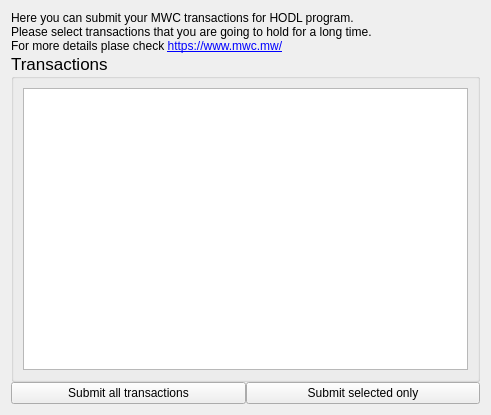
This is windows/hodl.ui in mwcproject/mwc-qt-wallet as Qt 5 draws it before an edit. The edited form follows.
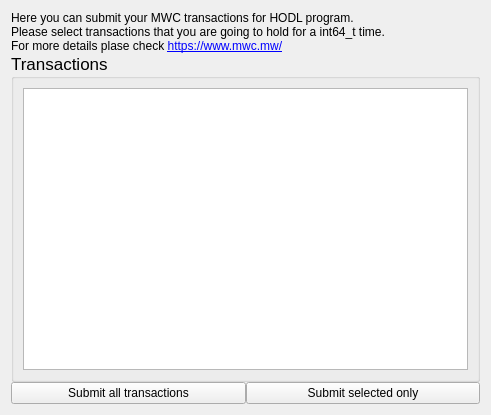
This is the edited form.

Commit message: long -> int64_t

What changed in the file:
```diff
--- a/windows/hodl.ui
+++ b/windows/hodl.ui
@@ -20,7 +20,7 @@
    <item>
     <widget class="QLabel" name="label">
      <property name="text">
-      <string>&lt;html&gt;&lt;head/&gt;&lt;body&gt;&lt;p&gt;Here you can submit your MWC transactions for HODL program.&lt;br&gt;Please select transactions that you are going to hold for a long time.&lt;br&gt;For more details plase check &lt;a href=&quot;https://www.mwc.mw/&quot;&gt;&lt;span style=&quot; text-decoration: underline; color:#0000ff;&quot;&gt;https://www.mwc.mw/&lt;/span&gt;&lt;/a&gt;&lt;/p&gt;&lt;/body&gt;&lt;/html&gt;</string>
+      <string>&lt;html&gt;&lt;head/&gt;&lt;body&gt;&lt;p&gt;Here you can submit your MWC transactions for HODL program.&lt;br&gt;Please select transactions that you are going to hold for a int64_t time.&lt;br&gt;For more details plase check &lt;a href=&quot;https://www.mwc.mw/&quot;&gt;&lt;span style=&quot; text-decoration: underline; color:#0000ff;&quot;&gt;https://www.mwc.mw/&lt;/span&gt;&lt;/a&gt;&lt;/p&gt;&lt;/body&gt;&lt;/html&gt;</string>
      </property>
      <property name="wordWrap">
       <bool>true</bool>
```
The commit also changes 43 other files.
